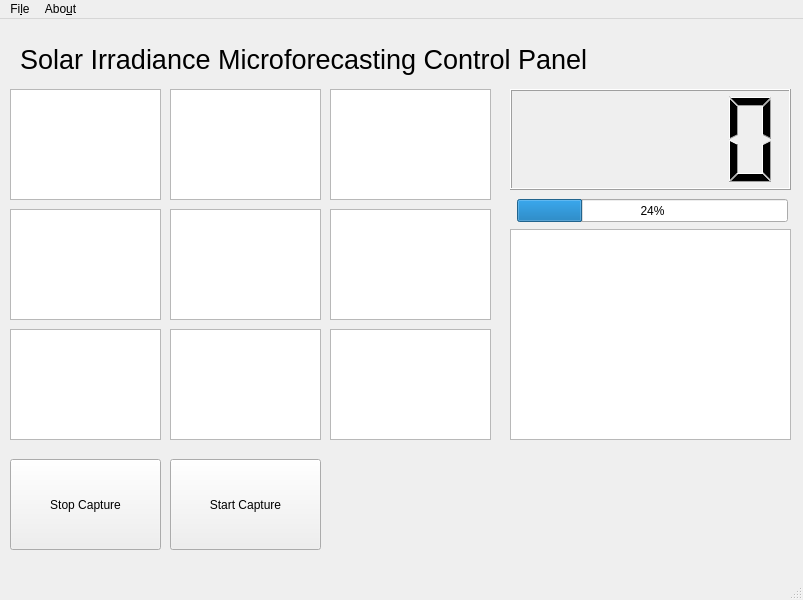
This is MainWindow.ui in Goldman60/simf-python-gui as Qt 5 draws it before an edit. The edited form follows.
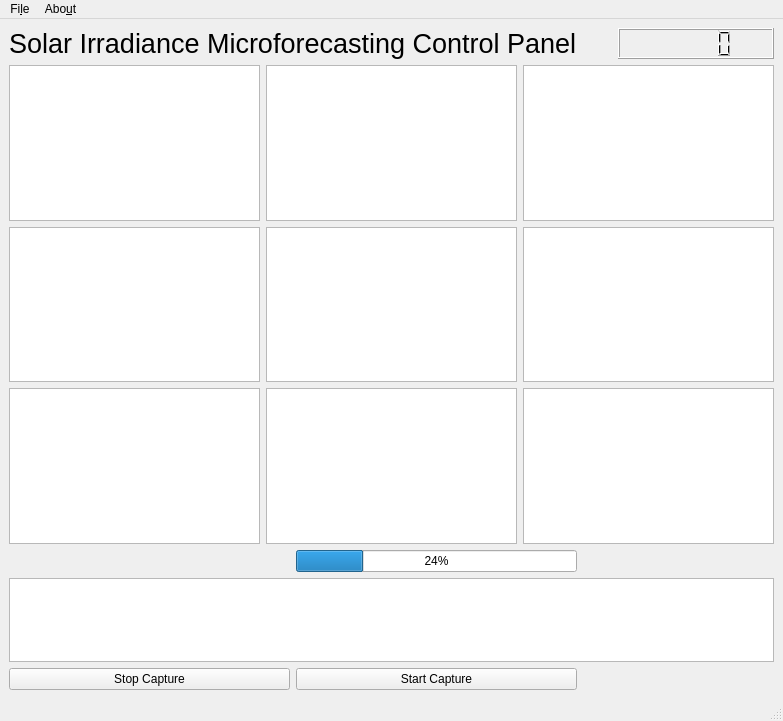
This is the edited form.

Diff of the .ui file:
```diff
--- a/MainWindow.ui
+++ b/MainWindow.ui
@@ -6,188 +6,142 @@
    <rect>
     <x>0</x>
     <y>0</y>
-    <width>803</width>
-    <height>600</height>
+    <width>783</width>
+    <height>721</height>
    </rect>
   </property>
   <property name="windowTitle">
    <string>MainWindow</string>
   </property>
   <widget class="QWidget" name="centralwidget">
-   <widget class="QLCDNumber" name="lcdNumber">
-    <property name="geometry">
-     <rect>
-      <x>510</x>
-      <y>70</y>
-      <width>281</width>
-      <height>101</height>
-     </rect>
-    </property>
-   </widget>
-   <widget class="QProgressBar" name="progressBar">
-    <property name="geometry">
-     <rect>
-      <x>517</x>
-      <y>180</y>
-      <width>271</width>
-      <height>23</height>
-     </rect>
-    </property>
-    <property name="value">
-     <number>24</number>
-    </property>
-   </widget>
-   <widget class="QPushButton" name="startCapButton">
-    <property name="geometry">
-     <rect>
-      <x>170</x>
-      <y>440</y>
-      <width>151</width>
-      <height>91</height>
-     </rect>
-    </property>
-    <property name="text">
-     <string>Start Capture</string>
-    </property>
-   </widget>
-   <widget class="QPushButton" name="stopCaptureButton">
-    <property name="geometry">
-     <rect>
-      <x>10</x>
-      <y>440</y>
-      <width>151</width>
-      <height>91</height>
-     </rect>
-    </property>
-    <property name="text">
-     <string>Stop Capture</string>
-    </property>
-   </widget>
-   <widget class="QLabel" name="label">
-    <property name="geometry">
-     <rect>
-      <x>20</x>
-      <y>20</y>
-      <width>721</width>
-      <height>41</height>
-     </rect>
-    </property>
-    <property name="font">
-     <font>
-      <pointsize>20</pointsize>
-     </font>
-    </property>
-    <property name="text">
-     <string>Solar Irradiance Microforecasting Control Panel</string>
-    </property>
-   </widget>
-   <widget class="QGraphicsView" name="graphicsView">
-    <property name="geometry">
-     <rect>
-      <x>10</x>
-      <y>70</y>
-      <width>151</width>
-      <height>111</height>
-     </rect>
-    </property>
-   </widget>
-   <widget class="QGraphicsView" name="graphicsView_2">
-    <property name="geometry">
-     <rect>
-      <x>170</x>
-      <y>70</y>
-      <width>151</width>
-      <height>111</height>
-     </rect>
-    </property>
-   </widget>
-   <widget class="QGraphicsView" name="graphicsView_3">
-    <property name="geometry">
-     <rect>
-      <x>330</x>
-      <y>70</y>
-      <width>161</width>
-      <height>111</height>
-     </rect>
-    </property>
-   </widget>
-   <widget class="QGraphicsView" name="graphicsView_4">
-    <property name="geometry">
-     <rect>
-      <x>170</x>
-      <y>190</y>
-      <width>151</width>
-      <height>111</height>
-     </rect>
-    </property>
-   </widget>
-   <widget class="QGraphicsView" name="graphicsView_5">
-    <property name="geometry">
-     <rect>
-      <x>330</x>
-      <y>190</y>
-      <width>161</width>
-      <height>111</height>
-     </rect>
-    </property>
-   </widget>
-   <widget class="QGraphicsView" name="graphicsView_6">
-    <property name="geometry">
-     <rect>
-      <x>10</x>
-      <y>190</y>
-      <width>151</width>
-      <height>111</height>
-     </rect>
-    </property>
-   </widget>
-   <widget class="QGraphicsView" name="graphicsView_7">
-    <property name="geometry">
-     <rect>
-      <x>170</x>
-      <y>310</y>
-      <width>151</width>
-      <height>111</height>
-     </rect>
-    </property>
-   </widget>
-   <widget class="QGraphicsView" name="graphicsView_8">
-    <property name="geometry">
-     <rect>
-      <x>330</x>
-      <y>310</y>
-      <width>161</width>
-      <height>111</height>
-     </rect>
-    </property>
-   </widget>
-   <widget class="QGraphicsView" name="graphicsView_9">
-    <property name="geometry">
-     <rect>
-      <x>10</x>
-      <y>310</y>
-      <width>151</width>
-      <height>111</height>
-     </rect>
-    </property>
-   </widget>
-   <widget class="QListWidget" name="consoleWidget">
-    <property name="geometry">
-     <rect>
-      <x>510</x>
-      <y>210</y>
-      <width>281</width>
-      <height>211</height>
-     </rect>
-    </property>
-   </widget>
+   <layout class="QGridLayout" name="gridLayout_2">
+    <item row="5" column="1">
+     <widget class="QProgressBar" name="progressBar">
+      <property name="value">
+       <number>24</number>
+      </property>
+     </widget>
+    </item>
+    <item row="8" column="0">
+     <widget class="QPushButton" name="stopCaptureButton">
+      <property name="text">
+       <string>Stop Capture</string>
+      </property>
+     </widget>
+    </item>
+    <item row="8" column="1">
+     <widget class="QPushButton" name="startCapButton">
+      <property name="text">
+       <string>Start Capture</string>
+      </property>
+     </widget>
+    </item>
+    <item row="0" column="3">
+     <widget class="QLCDNumber" name="lcdNumber">
+      <property name="minimumSize">
+       <size>
+        <width>70</width>
+        <height>30</height>
+       </size>
+      </property>
+     </widget>
+    </item>
+    <item row="7" column="0" colspan="4">
+     <widget class="QListWidget" name="consoleWidget"/>
+    </item>
+    <item row="0" column="0" colspan="2">
+     <widget class="QLabel" name="label">
+      <property name="font">
+       <font>
+        <pointsize>20</pointsize>
+       </font>
+      </property>
+      <property name="text">
+       <string>Solar Irradiance Microforecasting Control Panel</string>
+      </property>
+     </widget>
+    </item>
+    <item row="5" column="0">
+     <spacer name="horizontalSpacer_2">
+      <property name="orientation">
+       <enum>Qt::Horizontal</enum>
+      </property>
+      <property name="sizeHint" stdset="0">
+       <size>
+        <width>40</width>
+        <height>20</height>
+       </size>
+      </property>
+     </spacer>
+    </item>
+    <item row="1" column="0" colspan="4">
+     <layout class="QGridLayout" name="gridLayout">
+      <item row="3" column="2">
+       <widget class="QGraphicsView" name="graphicsView_7"/>
+      </item>
+      <item row="1" column="1">
+       <widget class="QGraphicsView" name="graphicsView_5"/>
+      </item>
+      <item row="3" column="1">
+       <widget class="QGraphicsView" name="graphicsView_8"/>
+      </item>
+      <item row="2" column="1">
+       <widget class="QGraphicsView" name="graphicsView_4"/>
+      </item>
+      <item row="2" column="0">
+       <widget class="QGraphicsView" name="graphicsView_2"/>
+      </item>
+      <item row="1" column="2">
+       <widget class="QGraphicsView" name="graphicsView_6"/>
+      </item>
+      <item row="3" column="0">
+       <widget class="QGraphicsView" name="graphicsView_3"/>
+      </item>
+      <item row="1" column="0">
+       <widget class="QGraphicsView" name="graphicsView"/>
+      </item>
+      <item row="2" column="2">
+       <widget class="QGraphicsView" name="graphicsView_9"/>
+      </item>
+     </layout>
+    </item>
+    <item row="5" column="3">
+     <spacer name="horizontalSpacer">
+      <property name="orientation">
+       <enum>Qt::Horizontal</enum>
+      </property>
+      <property name="sizeHint" stdset="0">
+       <size>
+        <width>40</width>
+        <height>20</height>
+       </size>
+      </property>
+     </spacer>
+    </item>
+    <item row="0" column="2">
+     <spacer name="horizontalSpacer_3">
+      <property name="orientation">
+       <enum>Qt::Horizontal</enum>
+      </property>
+      <property name="sizeType">
+       <enum>QSizePolicy::Minimum</enum>
+      </property>
+      <property name="sizeHint" stdset="0">
+       <size>
+        <width>29</width>
+        <height>20</height>
+       </size>
+      </property>
+     </spacer>
+    </item>
+   </layout>
   </widget>
   <widget class="QMenuBar" name="menubar">
    <property name="geometry">
     <rect>
      <x>0</x>
      <y>0</y>
-     <width>803</width>
+     <width>783</width>
      <height>30</height>
     </rect>
    </property>
```
Left out of the diff: 10 changed lines with no effect on the pictures.
